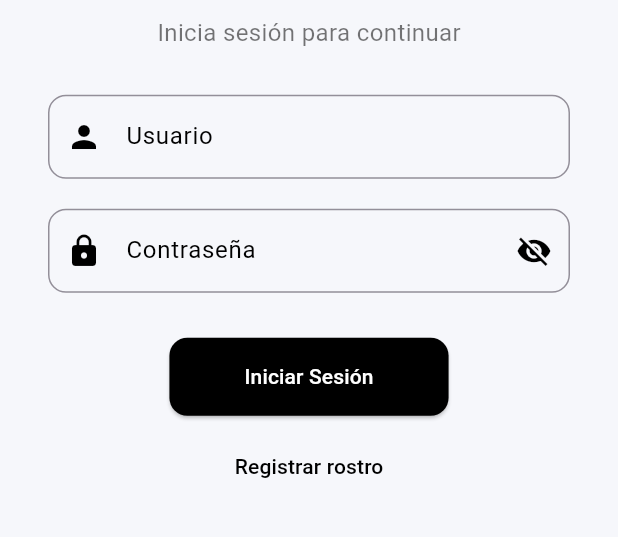
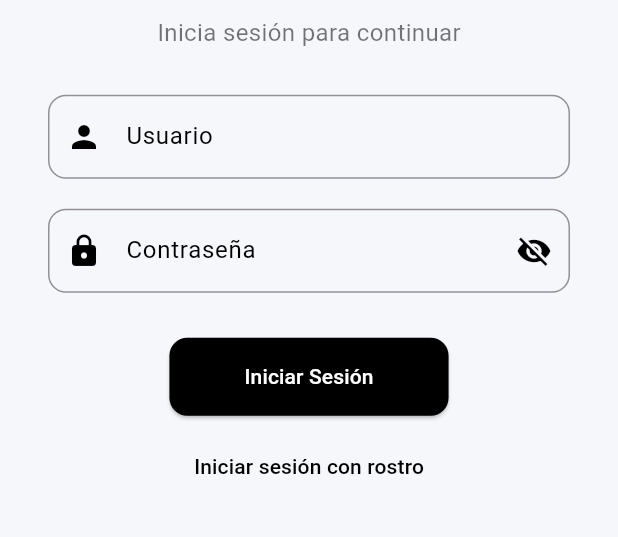
Before and after one commit to Kaneda8891/kaneda, a Flutter app: the screen it shows after launch, on a phone screen of 412 x 824 dp, the part 464-1001 px from its top. Run offline on Flutter 3.47's test engine with Material 3 defaults, Android fonts, the phone set to English and light mode, and no system bars; our stand-ins replace camera, cloud_firestore, firebase_core, font_awesome_flutter, shared_preferences; missing offline and left inert: tflite_flutter; accounts and stored records are empty.

Commit message:
Actualización del proyecto Flutter

```diff
--- a/lib/screens/register_screen.dart
+++ b/lib/screens/register_screen.dart
@@ -96,7 +96,7 @@ class _RegisterScreenState extends State<RegisterScreen> {
         setState(() => _isProcessing = false);
         ScaffoldMessenger.of(context).showSnackBar(
           const SnackBar(
-            content: Text('Mantén una expresión seria para registrarte.'),
+            content: Text('Mantén una expresión seria y luminosa para registrar.'),
           ),
         );
         return;
--- a/lib/services/face_recognition_service.dart
+++ b/lib/services/face_recognition_service.dart
@@ -19,7 +19,11 @@ class FaceRecognitionService {
     final Float32List input = imageToFloat32(resized);
     final List<List<double>> output = List.generate(1, (_) => List.filled(192, 0.0));
 
-    _interpreter.run(input.buffer.asFloat32List(), output);
+    // MobileFaceNet espera un tensor de 4 dimensiones: [1, 112, 112, 3].
+    // Si se pasa el arreglo plano directamente el intérprete lanza
+    // `input->dims->size != 4`. Usamos `reshape` para adaptar el buffer al
+    // formato que la librería espera.
+    _interpreter.run(input.reshape([1, 112, 112, 3]), output);
     return output[0];
   }
 
--- a/lib/view/login/login_page.dart
+++ b/lib/view/login/login_page.dart
@@ -1,7 +1,6 @@
 import 'package:flutter/material.dart';
 import 'package:shared_preferences/shared_preferences.dart';
 import 'package:avance2/screens/login_screen.dart';
-import 'package:avance2/screens/register_screen.dart';
 
 class LoginPage extends StatefulWidget {
   const LoginPage({super.key});
@@ -153,21 +152,20 @@ class _LoginPageState extends State<LoginPage> with WidgetsBindingObserver {
                       MaterialPageRoute(builder: (_) => const LoginScreen()),
                     );
                   },
-                  child: const Text('Iniciar sesión con rostro'),
+                  child: const Text('Iniciar sesión con rostro', style: TextStyle(color: Colors.black),),
+
                 )
               else
                 TextButton(
                   onPressed: () {
                     Navigator.push(
                       context,
-                      MaterialPageRoute(builder: (_) => const RegisterScreen()),
+                      MaterialPageRoute(builder: (_) => const LoginScreen()),
                     );
                   },
-                  child: const Text(
-                    'Registrar rostro',
-                    style: TextStyle(color: Colors.black),
-                  ),
-                ),
+                  child: const Text('Iniciar sesión con rostro', style: TextStyle(color: Colors.black),),
+
+                )
             ],
           ),
         ),
```
Also changed, not shown: lib/screens/login_screen.dart (+37 -8 lines), 1 other file.
